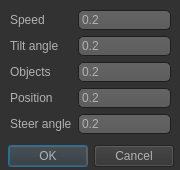
Old version of the form gui/dialogFQZ.ui in the repository schweinekrippe/rad.
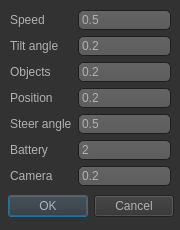
New version of the form. Icons and pictures are not drawn.

```diff
--- a/gui/dialogFQZ.ui
+++ b/gui/dialogFQZ.ui
@@ -7,7 +7,7 @@
     <x>0</x>
     <y>0</y>
     <width>180</width>
-    <height>170</height>
+    <height>230</height>
    </rect>
   </property>
   <property name="windowTitle">
@@ -490,7 +490,7 @@
    <property name="geometry">
     <rect>
      <x>0</x>
-     <y>140</y>
+     <y>190</y>
      <width>181</width>
      <height>32</height>
     </rect>
@@ -511,17 +511,17 @@
      <x>10</x>
      <y>10</y>
      <width>161</width>
-     <height>126</height>
+     <height>178</height>
     </rect>
    </property>
    <layout class="QGridLayout" name="gridLayout">
-    <item row="0" column="1">
-     <widget class="QLineEdit" name="speed_entry">
+    <item row="5" column="1">
+     <widget class="QLineEdit" name="battery_entry">
       <property name="toolTip">
        <string>Update Intervall in seconds. 0.2 = 5 times per second.</string>
       </property>
       <property name="text">
-       <string>0.2</string>
+       <string>2</string>
       </property>
      </widget>
     </item>
@@ -545,6 +545,16 @@
       </property>
      </widget>
     </item>
+    <item row="0" column="1">
+     <widget class="QLineEdit" name="speed_entry">
+      <property name="toolTip">
+       <string>Update Intervall in seconds. 0.2 = 5 times per second.</string>
+      </property>
+      <property name="text">
+       <string>0.5</string>
+      </property>
+     </widget>
+    </item>
     <item row="2" column="1">
      <widget class="QLineEdit" name="objects_entry">
       <property name="toolTip">
@@ -583,6 +593,16 @@
       </property>
      </widget>
     </item>
+    <item row="4" column="1">
+     <widget class="QLineEdit" name="steer_entry">
+      <property name="toolTip">
+       <string>Update Intervall in seconds. 0.2 = 5 times per second.</string>
+      </property>
+      <property name="text">
+       <string>0.5</string>
+      </property>
+     </widget>
+    </item>
     <item row="4" column="0">
      <widget class="QLabel" name="label_5">
       <property name="text">
@@ -590,8 +610,8 @@
       </property>
      </widget>
     </item>
-    <item row="4" column="1">
-     <widget class="QLineEdit" name="steer_entry">
+    <item row="6" column="1">
+     <widget class="QLineEdit" name="camera_entry">
       <property name="toolTip">
        <string>Update Intervall in seconds. 0.2 = 5 times per second.</string>
       </property>
@@ -600,6 +620,20 @@
       </property>
      </widget>
     </item>
+    <item row="5" column="0">
+     <widget class="QLabel" name="label_6">
+      <property name="text">
+       <string>Battery</string>
+      </property>
+     </widget>
+    </item>
+    <item row="6" column="0">
+     <widget class="QLabel" name="label_7">
+      <property name="text">
+       <string>Camera</string>
+      </property>
+     </widget>
+    </item>
    </layout>
   </widget>
  </widget>
```
Left out of the diff: 14 changed lines with no effect on the pictures.
